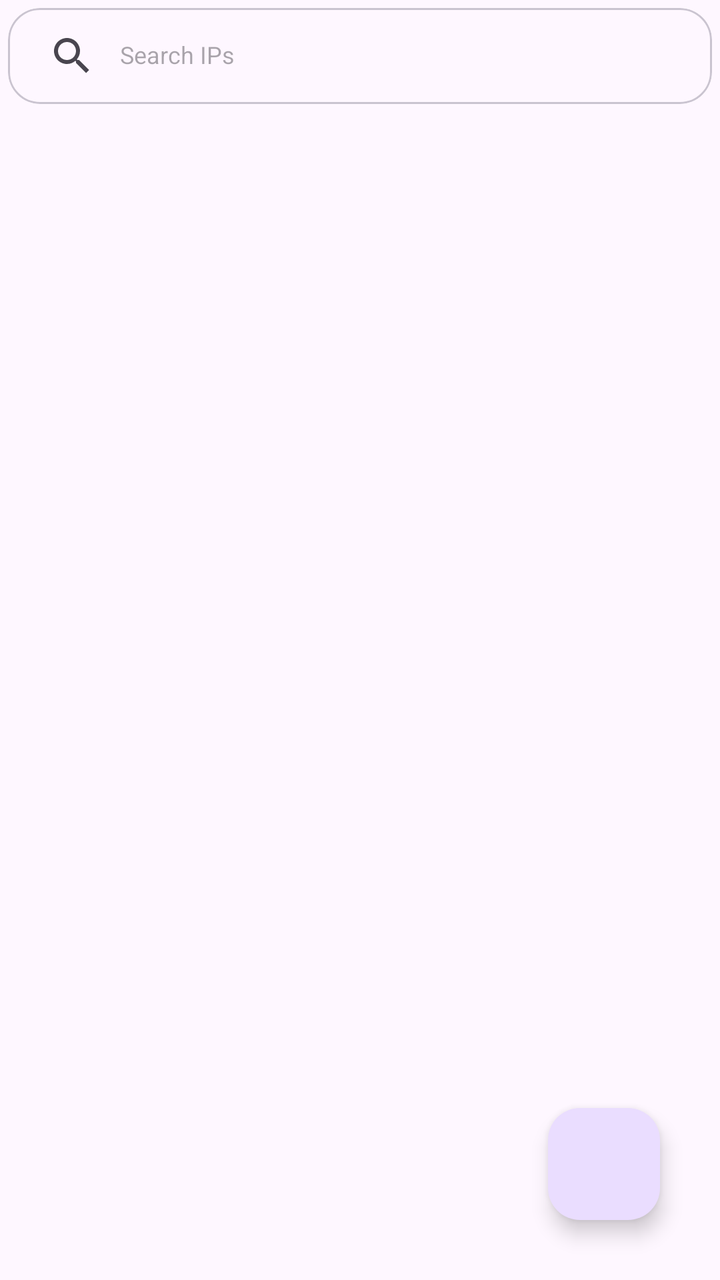
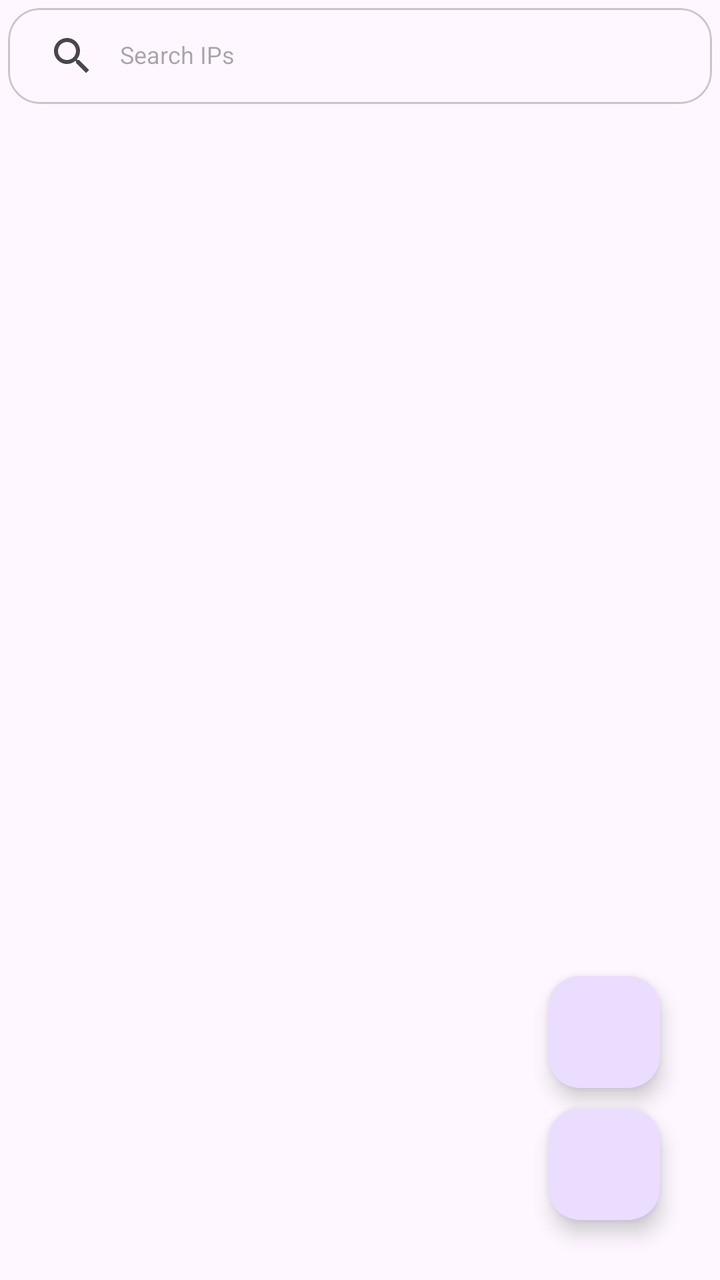

Compare the two renders of this Android layout. The source of the first and the diff that turns it into the second are given below.
<!-- AndroidManifest.xml: application theme AppThemeInitial -->
<!-- res/layout/fragment_custom_ip.xml -->
<?xml version="1.0" encoding="utf-8"?>
<androidx.constraintlayout.widget.ConstraintLayout xmlns:android="http://schemas.android.com/apk/res/android"
    xmlns:app="http://schemas.android.com/apk/res-auto"
    android:layout_width="match_parent"
    android:layout_height="match_parent"
    android:background="?attr/background">

    <RelativeLayout
        android:layout_width="match_parent"
        android:layout_height="wrap_content"
        android:focusable="true"
        android:orientation="vertical"
        app:layout_constraintBottom_toBottomOf="parent"
        app:layout_constraintTop_toBottomOf="parent"
        app:layout_constraintTop_toTopOf="parent">

        <RelativeLayout
            android:id="@+id/cip_no_rules_rl"
            android:layout_width="match_parent"
            android:layout_height="wrap_content"
            android:layout_centerInParent="true"
            android:visibility="gone">

            <androidx.appcompat.widget.AppCompatTextView
                android:id="@+id/cip_no_rules_text"
                android:layout_width="match_parent"
                android:layout_height="wrap_content"
                android:layout_marginStart="30dp"
                android:layout_marginTop="30dp"
                android:layout_marginEnd="30dp"
                android:layout_marginBottom="30dp"
                android:padding="10dp"
                android:text="@string/ci_no_rules_text"
                android:textAlignment="center"
                android:textSize="@dimen/heading_font_text_view" />

            <androidx.appcompat.widget.AppCompatImageView
                android:layout_width="220dp"
                android:layout_height="wrap_content"
                android:layout_below="@id/cip_no_rules_text"
                android:layout_centerHorizontal="true"
                android:src="@drawable/illustrations_no_record" />

        </RelativeLayout>

        <RelativeLayout
            android:id="@+id/cip_show_rules_rl"
            android:layout_width="match_parent"
            android:layout_height="wrap_content"
            android:orientation="vertical"
            android:visibility="visible">

            <requestFocus />

            <com.google.android.material.card.MaterialCardView
                android:id="@+id/cip_search_container"
                android:layout_width="match_parent"
                android:layout_height="wrap_content"
                android:layout_margin="4dp"
                android:visibility="visible"
                app:cardCornerRadius="16dp">

                <LinearLayout
                    android:id="@+id/cip_search_ll"
                    android:layout_width="match_parent"
                    android:layout_height="wrap_content"
                    android:gravity="start"
                    android:orientation="horizontal"
                    android:weightSum="1">

                    <androidx.appcompat.widget.SearchView
                        android:id="@+id/cip_search_view"
                        android:layout_width="0dp"
                        android:layout_height="wrap_content"
                        android:layout_gravity="start"
                        android:layout_weight="0.9"
                        android:focusable="false"
                        android:fontFamily="sans-serif"
                        android:isScrollContainer="true"
                        app:iconifiedByDefault="false"
                        app:queryHint="@string/search_universal_ips" />

                    <androidx.appcompat.widget.AppCompatImageView
                        android:id="@+id/cip_search_delete_icon"
                        android:layout_width="0dp"
                        android:layout_height="match_parent"
                        android:layout_gravity="center"
                        android:layout_weight="0.10"
                        android:padding="7dp"
                        android:src="@drawable/ic_delete" />

                </LinearLayout>
            </com.google.android.material.card.MaterialCardView>

            <androidx.recyclerview.widget.RecyclerView
                android:id="@+id/cip_recycler"
                android:layout_width="match_parent"
                android:layout_height="match_parent"
                android:layout_below="@id/cip_search_container"
                android:layout_marginStart="2dp"
                android:layout_marginTop="2dp"
                android:layout_marginEnd="2dp"
                android:layout_marginBottom="2dp"
                android:nestedScrollingEnabled="true" />

        </RelativeLayout>
    </RelativeLayout>

    <com.google.android.material.floatingactionbutton.FloatingActionButton
        android:id="@+id/cip_add_fab"
        android:layout_width="wrap_content"
        android:layout_height="wrap_content"
        android:layout_alignParentEnd="true"
        android:layout_alignParentBottom="true"
        android:layout_marginStart="30dp"
        android:layout_marginTop="30dp"
        android:clickable="true"
        android:focusable="true"
        android:layout_marginEnd="30dp"
        android:layout_marginBottom="30dp"
        android:padding="10dp"
        android:contentDescription="@string/lbl_create"
        android:src="@drawable/ic_fab_without_border"
        app:fabSize="mini"
        app:layout_behavior="com.google.android.material.behavior.HideBottomViewOnScrollBehavior"
        app:layout_constraintBottom_toBottomOf="parent"
        app:layout_constraintEnd_toEndOf="parent" />

    
    <com.google.android.material.floatingactionbutton.FloatingActionButton
        android:id="@+id/cip_import_fab"
        android:layout_width="wrap_content"
        android:layout_height="wrap_content"
        android:layout_marginEnd="30dp"
        android:layout_marginBottom="10dp"
        android:clickable="true"
        android:focusable="true"
        android:padding="10dp"
        android:contentDescription="@string/import_rules_fab_desc"
        android:src="@drawable/ic_import_conf"
        android:visibility="gone"
        app:fabSize="mini"
        app:layout_constraintBottom_toTopOf="@id/cip_add_fab"
        app:layout_constraintEnd_toEndOf="parent" />

</androidx.constraintlayout.widget.ConstraintLayout>
<!-- resources referenced by this layout -->
<resources>
  <dimen name="heading_font_text_view">18sp</dimen>
  <!-- drawable ic_delete (drawable) -->
  <vector xmlns:android="http://schemas.android.com/apk/res/android"
      android:width="24dp"
      android:height="24dp"
      android:viewportWidth="24"
      android:viewportHeight="24">
      <path
          android:fillColor="?attr/svgFillColor"
          android:pathData="M19,6L5,6M14,5L10,5M6,10L6,20C6,20.6667 6.3333,21 7,21 7.6667,21 11,21 17,21 17.6667,21 18,20.6667 18,20 18,19.3333 18,16 18,10"
          android:strokeWidth="1.5"
          android:strokeColor="?attr/svgStrokeColor"
          android:strokeLineCap="square"
          android:strokeLineJoin="miter" />
  </vector>
  <!-- drawable ic_fab_without_border (drawable) -->
  <vector xmlns:android="http://schemas.android.com/apk/res/android"
      android:width="16dp"
      android:height="16dp"
      android:viewportWidth="24"
      android:viewportHeight="24">
      <path
          android:fillColor="?attr/svgFillColor"
          android:pathData="M20,12L4,12M12,4L12,20"
          android:strokeWidth="2"
          android:strokeColor="?attr/svgStrokeColor"
          android:strokeLineCap="square"
          android:strokeLineJoin="miter" />
  </vector>
  <!-- drawable ic_import_conf (drawable) -->
  <vector xmlns:android="http://schemas.android.com/apk/res/android"
      android:width="16dp"
      android:height="16dp"
      android:alpha="0.75"
      android:viewportWidth="32"
      android:viewportHeight="32">
      <path
          android:fillColor="?attr/svgStrokeColor"
          android:pathData="m28,19h-13.17l2.58,-2.59 -1.41,-1.41 -5,5 5,5 1.41,-1.41 -2.58,-2.59h13.17z" />
      <path
          android:fillColor="?attr/svgStrokeColor"
          android:pathData="m24,14v-4a1,1 0,0 0,-0.29 -0.71l-7,-7a1,1 0,0 0,-0.71 -0.29h-10a2,2 0,0 0,-2 2v24a2,2 0,0 0,2 2h16a2,2 0,0 0,2 -2v-2h-2v2h-16v-24h8v6a2,2 0,0 0,2 2h6v2zM16,10v-5.59l5.59,5.59z" />
  </vector>
  <!-- drawable illustrations_no_record: vector/xml drawable (drawable, 5533 chars, omitted) -->
  <string name="ci_no_rules_text" translatable="true">No IP or Port rules.</string>
  <string name="import_rules_fab_desc" translatable="false">Import rules from file</string>
  <string name="lbl_create" translatable="true">Create</string>
  <string name="search_universal_ips" translatable="true"><font size="12">Search IPs</font></string>
  <style name="AppThemeInitial" parent="Theme.Material3.DayNight.NoActionBar">
          <item name="android:windowDisablePreview">true</item>
  
          
          <item name="textAppearanceBodyLarge">@style/TextAppearance.Material3.BodyLarge</item>
          <item name="textAppearanceBodyMedium">@style/TextAppearance.Material3.BodyMedium</item>
          <item name="textAppearanceBodySmall">@style/TextAppearance.Material3.BodySmall</item>
          <item name="textAppearanceLabelLarge">@style/TextAppearance.Material3.LabelLarge</item>
          <item name="textAppearanceLabelMedium">@style/TextAppearance.Material3.LabelMedium</item>
          <item name="textAppearanceLabelSmall">@style/TextAppearance.Material3.LabelSmall</item>
          <item name="textAppearanceTitleLarge">@style/TextAppearance.Material3.TitleLarge</item>
          <item name="textAppearanceTitleMedium">@style/TextAppearance.Material3.TitleMedium</item>
          <item name="textAppearanceTitleSmall">@style/TextAppearance.Material3.TitleSmall</item>
          <item name="textAppearanceHeadlineLarge">@style/TextAppearance.Material3.HeadlineLarge</item>
          <item name="textAppearanceHeadlineMedium">@style/TextAppearance.Material3.HeadlineMedium</item>
          <item name="textAppearanceHeadlineSmall">@style/TextAppearance.Material3.HeadlineSmall</item>
      </style>
</resources>

<!-- the commit's change to res/layout/fragment_custom_ip.xml (unified diff, before → after) -->
@@ -138,7 +138,6 @@
         android:padding="10dp"
         android:contentDescription="@string/import_rules_fab_desc"
         android:src="@drawable/ic_import_conf"
-        android:visibility="gone"
         app:fabSize="mini"
         app:layout_constraintBottom_toTopOf="@id/cip_add_fab"
         app:layout_constraintEnd_toEndOf="parent" />
